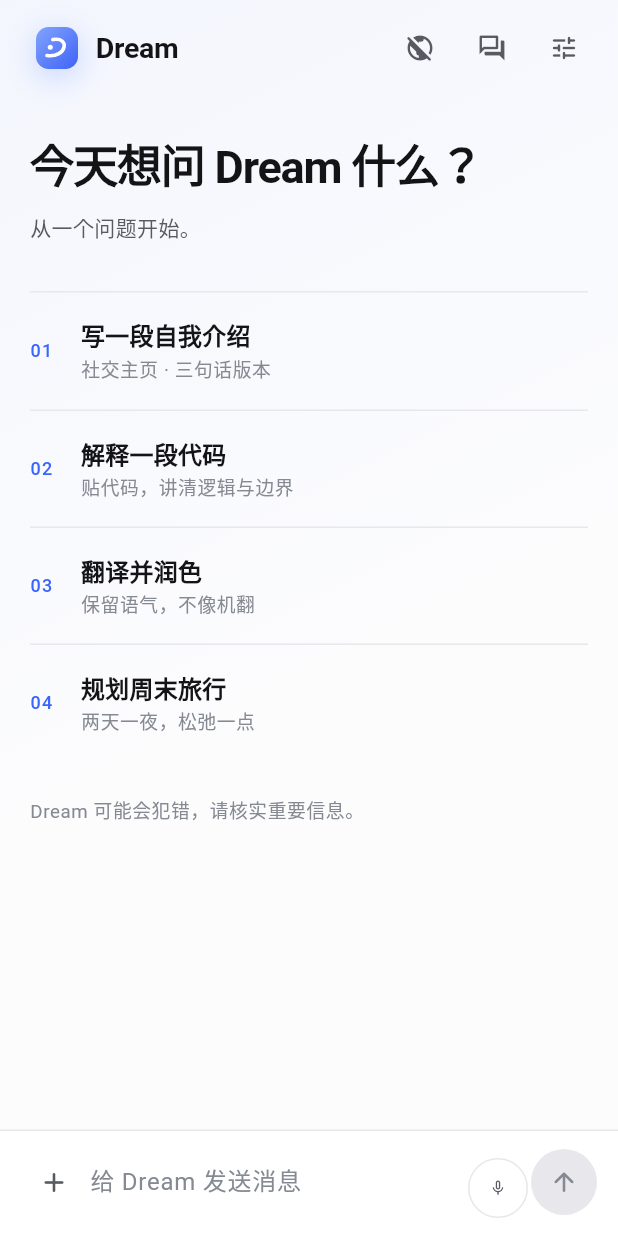
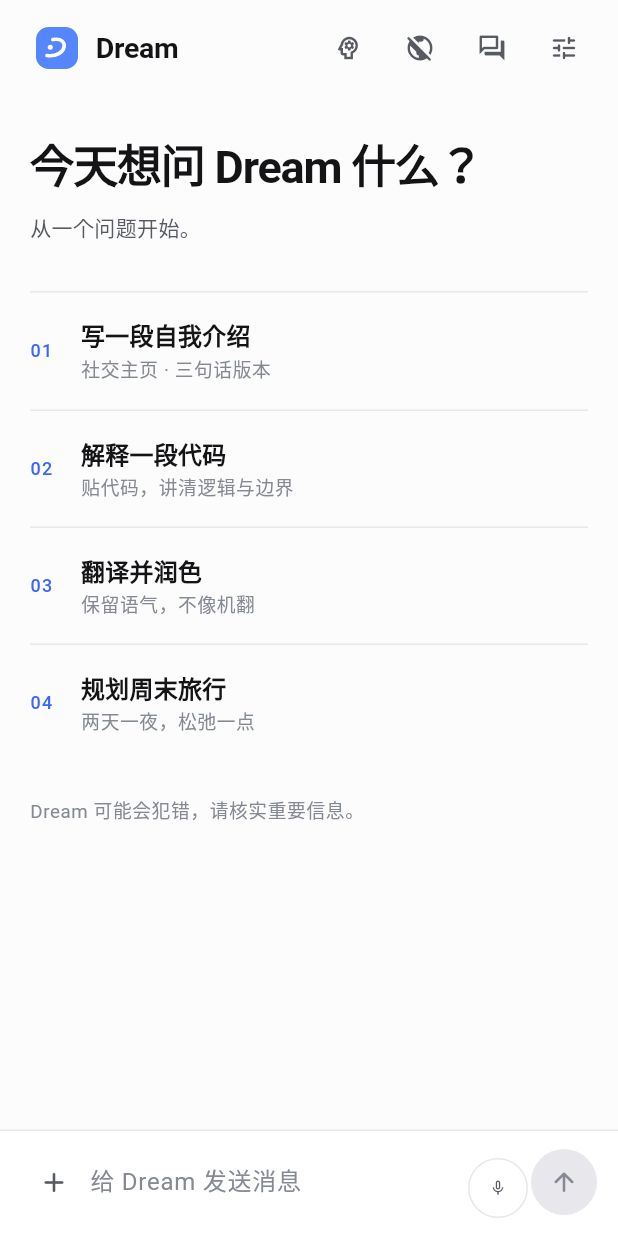
Before and after one commit to alex-emo/drem, a Flutter app: the ChatScreen screen opened directly, on a phone screen of 412 x 824 dp. Run offline on Flutter 3.47's test engine with Material 3 defaults, Android fonts, the phone set to English and light mode, and no system bars; our stand-ins replace file_picker, flutter_secure_storage, go_router, material_ui, permission_handler, shared_preferences; missing offline and left inert: cryptography, record; accounts and stored records are empty; network calls fail.

Commit message:
perf(flutter): flatten visuals, cache markdown blocks and gate deep thinking

```diff
--- a/apps/mobile_flutter/lib/features/chat/presentation/chat_screen.dart
+++ b/apps/mobile_flutter/lib/features/chat/presentation/chat_screen.dart
@@ -36,6 +36,7 @@ class _ChatScreenState extends State<ChatScreen> {
   AttachController? _attachController;
   VoiceController? _voiceController;
   bool _webSearch = false;
+  bool _deepThinking = false;
 
   static const List<PromptSuggestion> _prompts = [
     PromptSuggestion(
@@ -163,6 +164,7 @@ class _ChatScreenState extends State<ChatScreen> {
       return;
     }
     final files = _attachController?.selectedIds.toList() ?? const <String>[];
+    chat.deepThinking = _deepThinking;
     chat.sendMessage(text, files: files, webSearch: _webSearch);
     _attachController?.clearSelection();
   }
@@ -194,32 +196,6 @@ class _ChatScreenState extends State<ChatScreen> {
       selection: TextSelection.collapsed(offset: merged.length),
     );
     _focusNode.requestFocus();
-  }
-
-  Future<void> _deleteConversation() async {
-    final chat = _chat;
-    final id = chat?.activeId;
-    if (chat == null || id == null) return;
-    final confirmed = await showDialog<bool>(
-      context: context,
-      builder: (context) => AlertDialog(
-        title: const Text('删除会话'),
-        content: const Text('删除后将无法恢复，确定删除当前会话吗？'),
-        actions: [
-          TextButton(
-            onPressed: () => Navigator.of(context).pop(false),
-            child: const Text('取消'),
-          ),
-          TextButton(
-            onPressed: () => Navigator.of(context).pop(true),
-            child: const Text('删除'),
-          ),
-        ],
-      ),
-    );
-    if (confirmed == true) {
-      await chat.removeConversation(id);
-    }
   }
 
   Future<void> _showConversations() async {
@@ -400,7 +376,6 @@ class _ChatScreenState extends State<ChatScreen> {
   @override
   Widget build(BuildContext context) {
     final theme = Theme.of(context);
-    final glow = theme.brightness == Brightness.dark ? 0.08 : 0.05;
 
     final chat = _chat;
     final messages = chat?.visibleMessages ?? const <Message>[];
@@ -409,18 +384,8 @@ class _ChatScreenState extends State<ChatScreen> {
     final streamError = chat?.streamError;
 
     return Scaffold(
-      body: Container(
-        decoration: BoxDecoration(
-          gradient: LinearGradient(
-            begin: Alignment.topLeft,
-            end: Alignment.bottomRight,
-            colors: [
-              DreamColors.brand.withValues(alpha: glow),
-              DreamColors.brand.withValues(alpha: 0),
-            ],
-            stops: const [0, 0.55],
-          ),
-        ),
+      body: ColoredBox(
+        color: theme.scaffoldBackgroundColor,
         child: SafeArea(
           bottom: false,
           child: Center(
@@ -432,12 +397,13 @@ class _ChatScreenState extends State<ChatScreen> {
                     onSettings: () => context.push('/settings'),
                     onConversations: chat == null ? null : _showConversations,
                     webSearch: _webSearch,
+                    deepThinking: _deepThinking,
                     onToggleWebSearch: () {
                       setState(() => _webSearch = !_webSearch);
                     },
-                    onDelete: chat != null && chat.activeId != null
-                        ? _deleteConversation
-                        : null,
+                    onToggleDeepThinking: () {
+                      setState(() => _deepThinking = !_deepThinking);
+                    },
                   ),
                   Expanded(
                     child: messages.isEmpty
@@ -492,15 +458,17 @@ class _TopBar extends StatelessWidget {
     required this.onSettings,
     this.onConversations,
     this.webSearch = false,
+    this.deepThinking = false,
     this.onToggleWebSearch,
-    this.onDelete,
+    this.onToggleDeepThinking,
   });
 
   final VoidCallback onSettings;
   final VoidCallback? onConversations;
   final bool webSearch;
+  final bool deepThinking;
   final VoidCallback? onToggleWebSearch;
-  final VoidCallback? onDelete;
+  final VoidCallback? onToggleDeepThinking;
 
   @override
   Widget build(BuildContext context) {
@@ -518,6 +486,20 @@ class _TopBar extends StatelessWidget {
           const SizedBox(width: DreamSpacing.sm),
           Text('Dream', style: theme.textTheme.titleLarge),
           const Spacer(),
+          if (onToggleDeepThinking != null)
+            IconButton(
+              tooltip: deepThinking ? '关闭深度思考' : '深度思考',
+              onPressed: onToggleDeepThinking,
+              icon: Icon(
+                deepThinking
+                    ? Icons.psychology_rounded
+                    : Icons.psychology_outlined,
+                size: 20,
+                color: deepThinking
+                    ? Theme.of(context).colorScheme.primary
+                    : null,
+              ),
+            ),
           if (onToggleWebSearch != null)
             IconButton(
               tooltip: webSearch ? '关闭联网搜索' : '联网搜索',
@@ -533,12 +515,6 @@ class _TopBar extends StatelessWidget {
               tooltip: '会话列表',
               onPressed: onConversations,
               icon: const Icon(Icons.forum_outlined, size: 20),
-            ),
-          if (onDelete != null)
-            IconButton(
-              tooltip: '删除会话',
-              onPressed: onDelete,
-              icon: const Icon(Icons.delete_outline_rounded, size: 20),
             ),
           IconButton(
             tooltip: '设置',
--- a/apps/mobile_flutter/lib/shared/widgets/dream_mark.dart
+++ b/apps/mobile_flutter/lib/shared/widgets/dream_mark.dart
@@ -2,7 +2,7 @@ import 'package:material_ui/material_ui.dart';
 
 import '../../design/tokens.dart';
 
-/// Dream 的极简字标：圆角渐变底 + 一笔白色轨迹。
+/// Dream 的极简字标：纯色圆角底 + 一笔白色轨迹（无渐变/阴影）。
 class DreamMark extends StatelessWidget {
   const DreamMark({super.key, this.size = 30});
 
@@ -15,18 +15,7 @@ class DreamMark extends StatelessWidget {
       height: size,
       decoration: BoxDecoration(
         borderRadius: BorderRadius.circular(size * 0.3),
-        gradient: const LinearGradient(
-          begin: Alignment.topLeft,
-          end: Alignment.bottomRight,
-          colors: [Color(0xFF82A4FF), Color(0xFF3F63F5)],
-        ),
-        boxShadow: [
-          BoxShadow(
-            color: DreamColors.brand.withValues(alpha: 0.3),
-            blurRadius: size * 0.6,
-            offset: Offset(0, size * 0.18),
-          ),
-        ],
+        color: DreamColors.brand,
       ),
       child: CustomPaint(painter: _MarkPainter()),
     );
```
Also changed, not shown: apps/mobile_flutter/lib/features/chat/chat_controller.dart (+15 -3 lines), apps/mobile_flutter/lib/features/chat/widgets/markdown/dream_markdown.dart (+19 -1 lines), apps/mobile_flutter/lib/features/chat/widgets/message_list.dart (+11 -6 lines), 2 other files.
